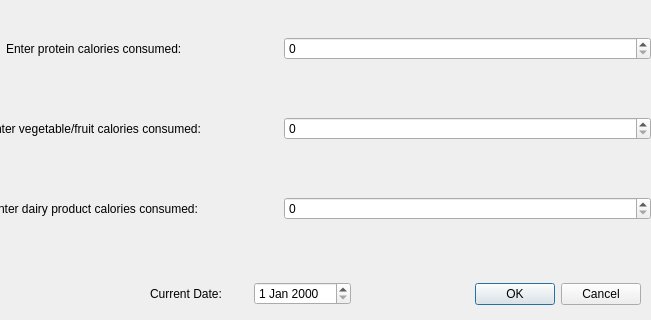
The window that foodintake.ui (kevinlucas23/getFit) describes before a commit, drawn with Qt 5; both pictures show x 90 to 741 and y 112 to 432 of the 741 by 432 pixel window.
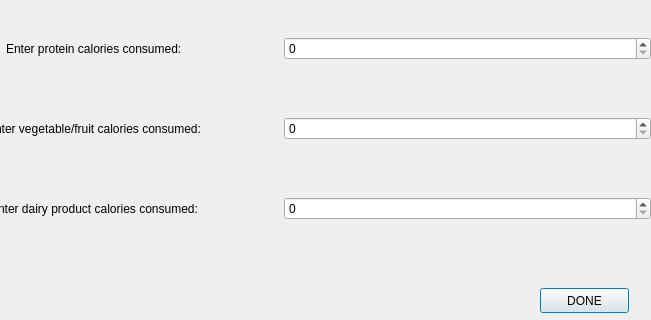
The same window after the commit.

Commit message: modified mainmenu to take in values from all dialogs

```diff
--- a/foodintake.ui
+++ b/foodintake.ui
@@ -13,22 +13,6 @@
   <property name="windowTitle">
    <string>Dialog</string>
   </property>
-  <widget class="QDialogButtonBox" name="buttonBox">
-   <property name="geometry">
-    <rect>
-     <x>560</x>
-     <y>390</y>
-     <width>171</width>
-     <height>32</height>
-    </rect>
-   </property>
-   <property name="orientation">
-    <enum>Qt::Horizontal</enum>
-   </property>
-   <property name="standardButtons">
-    <set>QDialogButtonBox::Cancel|QDialogButtonBox::Ok</set>
-   </property>
-  </widget>
   <widget class="QWidget" name="horizontalLayoutWidget">
    <property name="geometry">
     <rect>
@@ -117,27 +101,18 @@
     </item>
    </layout>
   </widget>
-  <widget class="QWidget" name="horizontalLayoutWidget_5">
+  <widget class="QPushButton" name="pushButton">
    <property name="geometry">
     <rect>
-     <x>240</x>
-     <y>390</y>
-     <width>201</width>
-     <height>31</height>
+     <x>630</x>
+     <y>400</y>
+     <width>89</width>
+     <height>25</height>
     </rect>
    </property>
-   <layout class="QHBoxLayout" name="horizontalLayout_5">
-    <item>
-     <widget class="QLabel" name="label_9">
-      <property name="text">
-       <string>Current Date: </string>
-      </property>
-     </widget>
-    </item>
-    <item>
-     <widget class="QDateEdit" name="dateEdit"/>
-    </item>
-   </layout>
+   <property name="text">
+    <string>DONE</string>
+   </property>
   </widget>
  </widget>
  <resources/>
```
Left out of the diff: 43 changed lines with no effect on the pictures. The commit also changes 28 other files.
